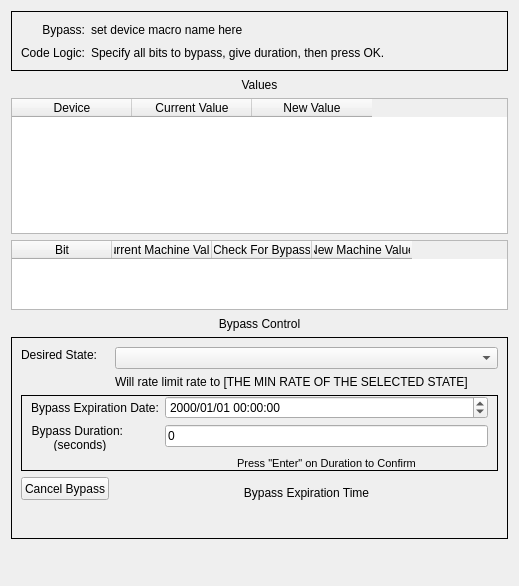
evrenke/SLAC-NC-MPS-GUI, file ui/nc_mps_bypass.ui: the form before one commit.
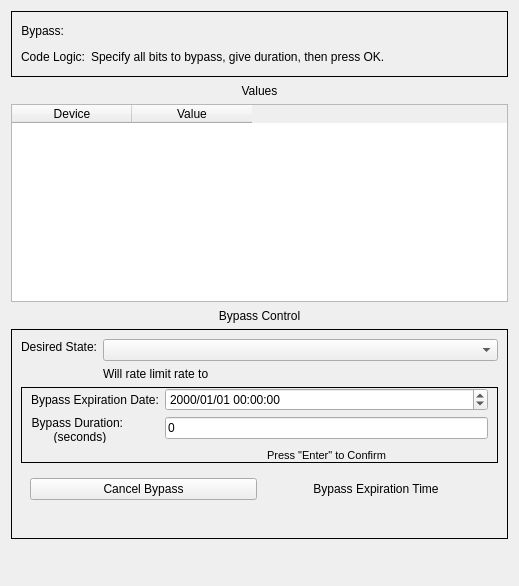
The form after the commit. Custom widgets are drawn as their Qt base class.

Commit message: Cleaning up summaries, details, and bypass

What changed in the file:
```diff
--- a/ui/nc_mps_bypass.ui
+++ b/ui/nc_mps_bypass.ui
@@ -15,117 +15,144 @@
   </property>
   <layout class="QVBoxLayout" name="verticalLayout">
    <item>
-    <widget class="QFrame" name="bypass_information_frame">
-     <property name="sizePolicy">
-      <sizepolicy hsizetype="Preferred" vsizetype="Minimum">
-       <horstretch>0</horstretch>
-       <verstretch>0</verstretch>
-      </sizepolicy>
-     </property>
-     <property name="maximumSize">
-      <size>
-       <width>16777215</width>
-       <height>60</height>
-      </size>
-     </property>
+    <widget class="QFrame" name="byp_info_frame">
      <property name="frameShape">
       <enum>QFrame::Box</enum>
      </property>
      <property name="frameShadow">
       <enum>QFrame::Plain</enum>
      </property>
-     <layout class="QGridLayout" name="gridLayout">
-      <item row="2" column="1">
-       <widget class="QLabel" name="code_instructions_label">
-        <property name="maximumSize">
-         <size>
-          <width>16777215</width>
-          <height>15</height>
-         </size>
-        </property>
-        <property name="text">
-         <string>Specify all bits to bypass, give duration, then press OK.</string>
-        </property>
-        <property name="alignment">
-         <set>Qt::AlignLeading|Qt::AlignLeft|Qt::AlignVCenter</set>
-        </property>
+     <layout class="QVBoxLayout" name="verticalLayout_2">
+      <item>
+       <widget class="QFrame" name="byp_dev_frame">
+        <layout class="QHBoxLayout" name="horizontalLayout_2">
+         <property name="leftMargin">
+          <number>0</number>
+         </property>
+         <property name="topMargin">
+          <number>0</number>
+         </property>
+         <property name="rightMargin">
+          <number>0</number>
+         </property>
+         <property name="bottomMargin">
+          <number>0</number>
+         </property>
+         <item>
+          <widget class="QLabel" name="byp_dev_title_lbl">
+           <property name="maximumSize">
+            <size>
+             <width>16777215</width>
+             <height>15</height>
+            </size>
+           </property>
+           <property name="text">
+            <string>Bypass:</string>
+           </property>
+           <property name="alignment">
+            <set>Qt::AlignRight|Qt::AlignTrailing|Qt::AlignVCenter</set>
+           </property>
+          </widget>
+         </item>
+         <item>
+          <widget class="QLabel" name="byp_dev_lbl">
+           <property name="maximumSize">
+            <size>
+             <width>16777215</width>
+             <height>15</height>
+            </size>
+           </property>
+           <property name="text">
+            <string>&lt;Device Name&gt;</string>
+           </property>
+           <property name="alignment">
+            <set>Qt::AlignLeading|Qt::AlignLeft|Qt::AlignVCenter</set>
+           </property>
+          </widget>
+         </item>
+         <item>
+          <spacer name="byp_dev_spcr">
+           <property name="orientation">
+            <enum>Qt::Horizontal</enum>
+           </property>
+           <property name="sizeHint" stdset="0">
+            <size>
+             <width>40</width>
+             <height>20</height>
+            </size>
+           </property>
+          </spacer>
+         </item>
+        </layout>
        </widget>
       </item>
-      <item row="2" column="0">
-       <widget class="QLabel" name="code_info_label">
-        <property name="maximumSize">
-         <size>
-          <width>16777215</width>
-          <height>15</height>
-         </size>
-        </property>
-        <property name="text">
-         <string>Code Logic:</string>
-        </property>
-        <property name="alignment">
-         <set>Qt::AlignRight|Qt::AlignTrailing|Qt::AlignVCenter</set>
-        </property>
-        <property name="wordWrap">
-         <bool>true</bool>
-        </property>
-       </widget>
-      </item>
-      <item row="1" column="0">
-       <widget class="QLabel" name="label_4">
-        <property name="maximumSize">
-         <size>
-          <width>16777215</width>
-          <height>15</height>
-         </size>
-        </property>
-        <property name="text">
-         <string>Bypass:</string>
-        </property>
-        <property name="alignment">
-         <set>Qt::AlignRight|Qt::AlignTrailing|Qt::AlignVCenter</set>
-        </property>
-       </widget>
-      </item>
-      <item row="1" column="2">
-       <spacer name="horizontalSpacer">
-        <property name="orientation">
-         <enum>Qt::Horizontal</enum>
-        </property>
-        <property name="sizeHint" stdset="0">
-         <size>
-          <width>40</width>
-          <height>20</height>
-         </size>
-        </property>
-       </spacer>
-      </item>
-      <item row="2" column="2">
-       <spacer name="horizontalSpacer_2">
-        <property name="orientation">
-         <enum>Qt::Horizontal</enum>
-        </property>
-        <property name="sizeHint" stdset="0">
-         <size>
-          <width>40</width>
-          <height>20</height>
-         </size>
-        </property>
-       </spacer>
-      </item>
-      <item row="1" column="1">
-       <widget class="QLabel" name="bypassed_device_name">
-        <property name="maximumSize">
-         <size>
-          <width>16777215</width>
-          <height>15</height>
-         </size>
-        </property>
-        <property name="text">
-         <string>set device macro name here</string>
-        </property>
-        <property name="alignment">
-         <set>Qt::AlignLeading|Qt::AlignLeft|Qt::AlignVCenter</set>
-        </property>
+      <item>
+       <widget class="QFrame" name="code_logic_frame">
+        <layout class="QHBoxLayout" name="horizontalLayout_3">
+         <property name="spacing">
+          <number>6</number>
+         </property>
+         <property name="leftMargin">
+          <number>0</number>
+         </property>
+         <property name="topMargin">
+          <number>0</number>
+         </property>
+         <property name="rightMargin">
+          <number>0</number>
+         </property>
+         <property name="bottomMargin">
+          <number>0</number>
+         </property>
+         <item>
+          <widget class="QLabel" name="code_logic_title_lbl">
+           <property name="maximumSize">
+            <size>
+             <width>16777215</width>
+             <height>15</height>
+            </size>
+           </property>
+           <property name="text">
+            <string>Code Logic:</string>
+           </property>
+           <property name="alignment">
+            <set>Qt::AlignRight|Qt::AlignTrailing|Qt::AlignVCenter</set>
+           </property>
+           <property name="wordWrap">
+            <bool>true</bool>
+           </property>
+          </widget>
+         </item>
+         <item>
+          <widget class="QLabel" name="code_logic_lbl">
+           <property name="maximumSize">
+            <size>
+             <width>16777215</width>
+             <height>15</height>
+            </size>
+           </property>
+           <property name="text">
+            <string>Specify all bits to bypass, give duration, then press OK.</string>
+           </property>
+           <property name="alignment">
+            <set>Qt::AlignLeading|Qt::AlignLeft|Qt::AlignVCenter</set>
+           </property>
+          </widget>
+         </item>
+         <item>
+          <spacer name="code_logic_spcr">
+           <property name="orientation">
+            <enum>Qt::Horizontal</enum>
+           </property>
+           <property name="sizeHint" stdset="0">
+            <size>
+             <width>40</width>
+             <height>20</height>
+            </size>
+           </property>
+          </spacer>
+         </item>
+        </layout>
        </widget>
       </item>
      </layout>
@@ -168,13 +195,13 @@
       <bool>false</bool>
      </property>
      <property name="alternatingRowColors">
-      <bool>true</bool>
+      <bool>false</bool>
      </property>
      <property name="selectionMode">
       <enum>QAbstractItemView::NoSelection</enum>
      </property>
      <property name="columnCount">
-      <number>3</number>
+      <number>2</number>
      </property>
      <attribute name="horizontalHeaderDefaultSectionSize">
       <number>120</number>
@@ -198,72 +225,13 @@
      </column>
      <column>
       <property name="text">
-       <string>Current Value</string>
+       <string>Value</string>
       </property>
      </column>
-     <column>
-      <property name="text">
-       <string>New Value</string>
-      </property>
-     </column>
     </widget>
    </item>
    <item>
-    <widget class="QTableWidget" name="bypass_code_values_table">
-     <property name="frameShadow">
-      <enum>QFrame::Plain</enum>
-     </property>
-     <property name="sizeAdjustPolicy">
-      <enum>QAbstractScrollArea::AdjustToContentsOnFirstShow</enum>
-     </property>
-     <property name="editTriggers">
-      <set>QAbstractItemView::NoEditTriggers</set>
-     </property>
-     <property name="dragDropOverwriteMode">
-      <bool>false</bool>
-     </property>
-     <property name="alternatingRowColors">
-      <bool>true</bool>
-     </property>
-     <property name="selectionMode">
-      <enum>QAbstractItemView::NoSelection</enum>
-     </property>
-     <attribute name="horizontalHeaderHighlightSections">
-      <bool>false</bool>
-     </attribute>
-     <attribute name="verticalHeaderVisible">
-      <bool>false</bool>
-     </attribute>
-     <attribute name="verticalHeaderMinimumSectionSize">
-      <number>20</number>
-     </attribute>
-     <attribute name="verticalHeaderHighlightSections">
-      <bool>false</bool>
-     </attribute>
-     <column>
-      <property name="text">
-       <string>Bit</string>
-      </property>
-     </column>
-     <column>
-      <property name="text">
-       <string>Current Machine Value</string>
-      </property>
-     </column>
-     <column>
-      <property name="text">
-       <string>Check For Bypass</string>
-      </property>
-     </column>
-     <column>
-      <property name="text">
-       <string>New Machine Value</string>
-      </property>
-     </column>
-    </widget>
-   </item>
-   <item>
-    <widget class="QLabel" name="label_10">
+    <widget class="QLabel" name="byp_ctrl_lbl">
      <property name="minimumSize">
       <size>
        <width>0</width>
@@ -327,7 +295,7 @@
       <item row="2" column="1">
        <widget class="QLabel" name="min_rate_limit_label">
         <property name="text">
-         <string>Will rate limit rate to [THE MIN RATE OF THE SELECTED STATE]</string>
+         <string>Will rate limit rate to &lt;State Min Rate&gt;</string>
         </property>
        </widget>
       </item>
@@ -399,7 +367,7 @@
             </font>
            </property>
            <property name="text">
-            <string>Press &quot;Enter&quot; on Duration to Confirm</string>
+            <string>Press &quot;Enter&quot; to Confirm</string>
            </property>
            <property name="alignment">
             <set>Qt::AlignCenter</set>
@@ -432,30 +400,8 @@
         </layout>
        </widget>
       </item>
-      <item row="4" column="0">
-       <widget class="PyDMPushButton" name="cancel_bypass_button">
-        <property name="maximumSize">
-         <size>
-          <width>16777215</width>
-          <height>23</height>
-         </size>
-        </property>
-        <property name="toolTip">
-         <string/>
-        </property>
-        <property name="text">
-         <string>Cancel Bypass</string>
-        </property>
-        <property name="channel" stdset="0">
-         <string/>
-        </property>
-        <property name="pressValue" stdset="0">
-         <string>0</string>
-        </property>
-       </widget>
-      </item>
-      <item row="4" column="1">
-       <widget class="PyDMFrame" name="PyDMFrame">
+      <item row="4" column="0" colspan="2">
+       <widget class="PyDMFrame" name="byp_exp_frame">
         <property name="sizePolicy">
          <sizepolicy hsizetype="Preferred" vsizetype="Minimum">
           <horstretch>0</horstretch>
@@ -468,25 +414,9 @@
         <property name="rules" stdset="0">
          <string>[{&quot;channels&quot;: [{&quot;trigger&quot;: true, &quot;channel&quot;: &quot;ca://${DEVICE_BYP}_SCBYPS.RVAL&quot;}], &quot;property&quot;: &quot;Visible&quot;, &quot;expression&quot;: &quot;ch[0]&gt;0.5&quot;, &quot;name&quot;: &quot;Visibility&quot;, &quot;initial_value&quot;: &quot;&quot;}]</string>
         </property>
-        <layout class="QVBoxLayout" name="verticalLayout_4">
-         <item>
-          <widget class="QLabel" name="bypass_exp_time_label">
-           <property name="maximumSize">
-            <size>
-             <width>16777215</width>
-             <height>15</height>
-            </size>
-           </property>
-           <property name="text">
-            <string>Bypass Expiration Time</string>
-           </property>
-           <property name="alignment">
-            <set>Qt::AlignCenter</set>
-           </property>
-          </widget>
-         </item>
-         <item>
-          <widget class="PyDMDateTimeLabel" name="bypass_exp_date_time">
+        <layout class="QGridLayout" name="gridLayout_2" rowstretch="1,2">
+         <item row="1" column="1">
+          <widget class="PyDMDateTimeLabel" name="byp_exp_datetime">
            <property name="toolTip">
             <string/>
            </property>
@@ -498,6 +428,38 @@
            </property>
           </widget>
          </item>
+         <item row="0" column="1">
+          <widget class="QLabel" name="byp_exp_time_lbl">
+           <property name="maximumSize">
+            <size>
+             <width>16777215</width>
+             <height>15</height>
+            </size>
+           </property>
+           <property name="text">
+            <string>Bypass Expiration Time</string>
+           </property>
+           <property name="alignment">
+            <set>Qt::AlignCenter</set>
+           </property>
+          </widget>
+         </item>
+         <item row="0" column="0">
+          <widget class="QPushButton" name="cancel_byp_btn">
+           <property name="maximumSize">
+            <size>
+             <width>16777215</width>
+             <height>23</height>
+            </size>
+           </property>
+           <property name="toolTip">
+            <string/>
+           </property>
+           <property name="text">
+            <string>Cancel Bypass</string>
+           </property>
+          </widget>
+         </item>
         </layout>
        </widget>
       </item>
@@ -556,11 +518,6 @@
    <header>pydm.widgets.frame</header>
    <container>1</container>
   </customwidget>
-  <customwidget>
-   <class>PyDMPushButton</class>
-   <extends>QPushButton</extends>
-   <header>pydm.widgets.pushbutton</header>
-  </customwidget>
  </customwidgets>
  <resources/>
  <connections/>
```
Left out of the diff: 35 changed lines with no effect on the pictures. The commit also changes 6 other files.
